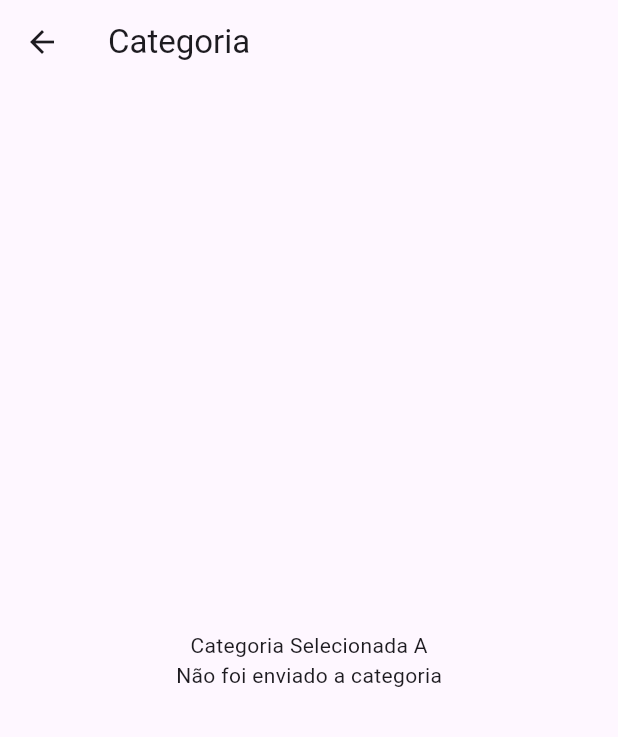
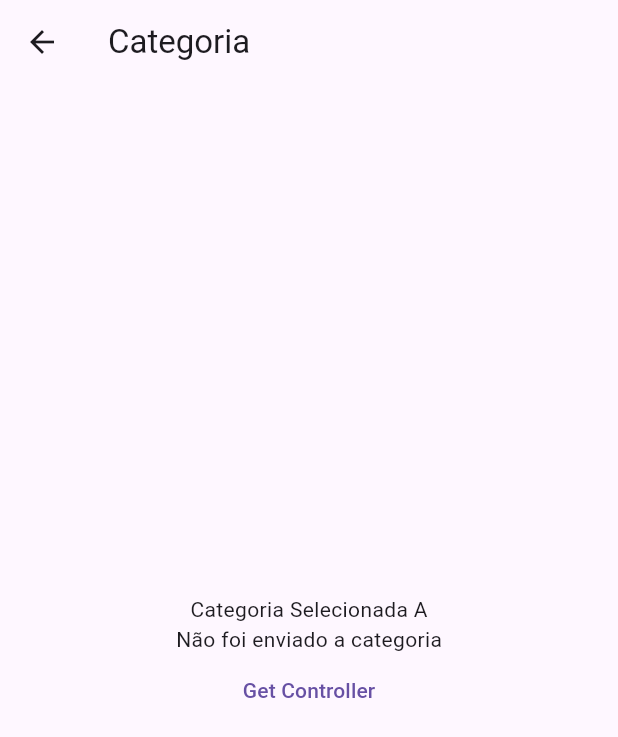
Before and after one commit to yurilima7/Estudando-Flutter, a Flutter app: the screen it shows after launch, after a tap on "Categoria module", on a phone screen of 412 x 824 dp. Shown: the top 737 px of the screen. Run offline on Flutter 3.47's test engine with Material 3 defaults, Android fonts, the phone set to English and light mode, and no system bars; our stand-ins replace currency_text_input_formatter, device_preview, flutter_modular, google_maps_flutter, image_picker, location and 3 more; accounts and stored records are empty.

Commit message:
Modular exemplo

```diff
--- a/flutter_modular_example/lib/app/categoria/categoria_module.dart
+++ b/flutter_modular_example/lib/app/categoria/categoria_module.dart
@@ -1,10 +1,21 @@
 import 'package:flutter_modular/flutter_modular.dart';
 import 'package:flutter_modular_example/app/categoria/categoria_page.dart';
+import 'package:flutter_modular_example/app/model/categoria_controller.dart';
 
 class CategoriaModule extends Module {
   @override
+  void binds(Injector i) {
+    super.binds(i);
+    // i.addInstance(CategoriaController());
+    i.addLazySingleton(CategoriaController.new);
+  }
+
+  @override
   void routes(RouteManager r) {
-    r.child(Modular.initialRoute, child: (context) => CategoriaPage(categoria: r.args.data),);
+    r.child(
+      Modular.initialRoute,
+      child: (context) => CategoriaPage(categoria: r.args.data),
+    );
     super.routes(r);
   }
 }
--- a/flutter_modular_example/lib/app/categoria/categoria_page.dart
+++ b/flutter_modular_example/lib/app/categoria/categoria_page.dart
@@ -1,5 +1,6 @@
 import 'package:flutter/material.dart';
 import 'package:flutter_modular/flutter_modular.dart';
+import 'package:flutter_modular_example/app/model/categoria_controller.dart';
 
 class CategoriaPage extends StatefulWidget {
   final String? categoria;
@@ -25,6 +26,16 @@ class _CategoriaPageState extends State<CategoriaPage> {
           children: [
             Text(Modular.args.data ?? 'Não foi enviado a categoria'),
             Text(widget.categoria ?? 'Não foi enviado a categoria'),
+            TextButton(
+              onPressed: () {
+                var controller = Modular.get<CategoriaController>();
+                print(controller.hashCode);
+              },
+
+              child: const Text(
+                'Get Controller',
+              ),
+            )
           ],
         ),
       ),
--- /dev/null
+++ b/flutter_modular_example/lib/app/model/categoria_controller.dart
@@ -0,0 +1,5 @@
+class CategoriaController {
+  CategoriaController() {
+    print("Categoria Controller $hashCode");
+  }
+}
```
